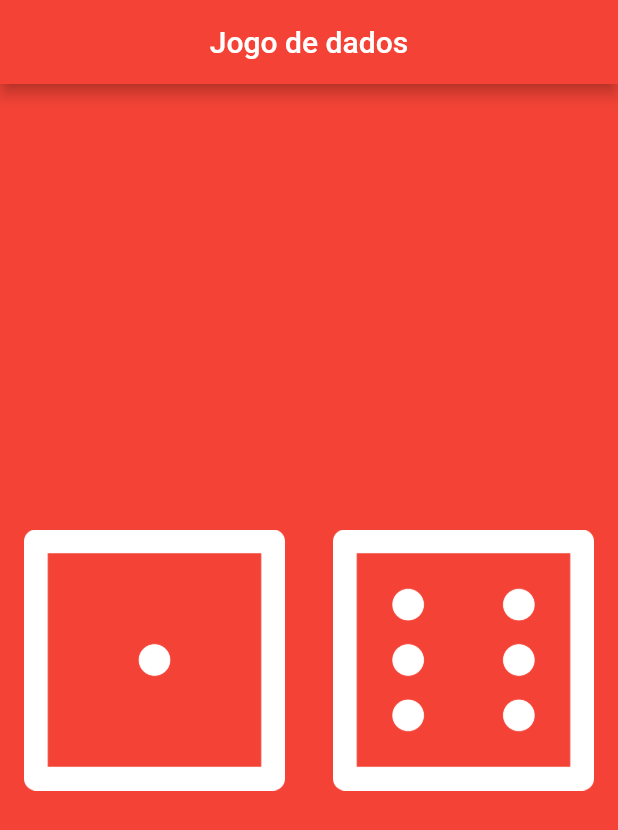
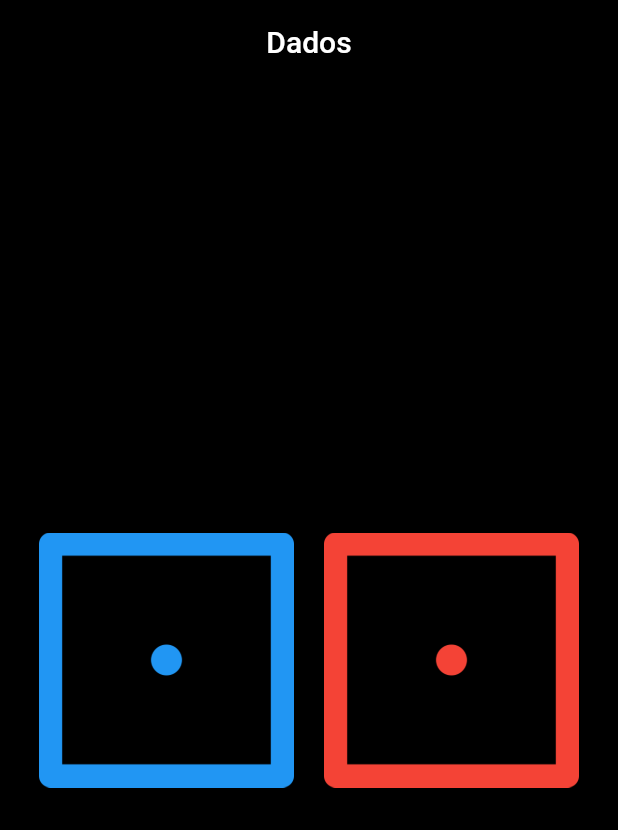
Before and after one commit to edilson14/diecce-flutter, a Flutter app: the screen it shows after launch, on a phone screen of 412 x 824 dp. Shown: the top 830 px of the screen. Run offline on Flutter 3.47's test engine with Material 2 defaults, Android fonts, the phone set to English and light mode, and no system bars.

Commit message:
clean code and all page as flutte button

```diff
--- a/lib/pages/DiecePage.dart
+++ b/lib/pages/DiecePage.dart
@@ -1,4 +1,5 @@
 import 'package:flutter/material.dart';
+
 import '../utils/utils.dart';
 
 class DicePage extends StatefulWidget {
@@ -8,39 +9,44 @@ class DicePage extends StatefulWidget {
 
 class _DicePageState extends State<DicePage> {
   int leftDiceNumber = 1;
-  int rightDiceNumber = 6;
+  int rightDiceNumber = 1;
+
+  /// Update the dices
+  void updateDices() {
+    setState(() {
+      leftDiceNumber = MathUtils.generateRandomInt(6) + 1;
+      rightDiceNumber = MathUtils.generateRandomInt(6) + 1;
+    });
+  }
 
   @override
   Widget build(BuildContext context) {
-    return Center(
+    return FlatButton(
+      onPressed: updateDices,
+      child: Center(
         child: Row(
           children: <Widget>[
             Expanded(
-            child: FlatButton(
-              onPressed: () {
-                setState(() {
-                  leftDiceNumber = MathUtils.generateRandomInt(6) + 1;
-                });
-              },
+              child: Padding(
+                padding: const EdgeInsets.all(10.0),
                 child: Image.asset(
                   'images/dice$leftDiceNumber.png',
+                  color: Colors.blue,
                 ),
               ),
             ),
             Expanded(
-            child: FlatButton(
-              onPressed: () {
-                setState(() {
-                  rightDiceNumber = MathUtils.generateRandomInt(6) + 1;
-                });
-              },
+              child: Padding(
+                padding: const EdgeInsets.all(10.0),
                 child: Image.asset(
                   'images/dice$rightDiceNumber.png',
+                  color: Colors.red,
                 ),
               ),
             )
           ],
         ),
+      ),
     );
   }
 }
--- a/lib/pages/HomePage.dart
+++ b/lib/pages/HomePage.dart
@@ -7,11 +7,11 @@ class HomePage extends StatelessWidget {
   Widget build(BuildContext context) {
     return MaterialApp(
       home: Scaffold(
-        backgroundColor: Colors.red,
+        backgroundColor: Colors.black,
         appBar: AppBar(
-          title: Text('Jogo de dados'),
+          title: Text('Dados'),
           centerTitle: true,
-          backgroundColor: Colors.red,
+          backgroundColor: Colors.black,
         ),
         body: DicePage(),
       ),
--- a/lib/utils/utils.dart
+++ b/lib/utils/utils.dart
@@ -3,7 +3,7 @@ import 'dart:math';
 class MathUtils {
   ///generate a random number on a interval 0 - [maxValue]
   ///
-  static int generateRandomInt(maxValue) {
+  static int generateRandomInt(int maxValue) {
     return new Random().nextInt(maxValue);
   }
 }
```
Also changed, not shown: 4 other files. Lines whose indentation alone changed are shown as unchanged.
